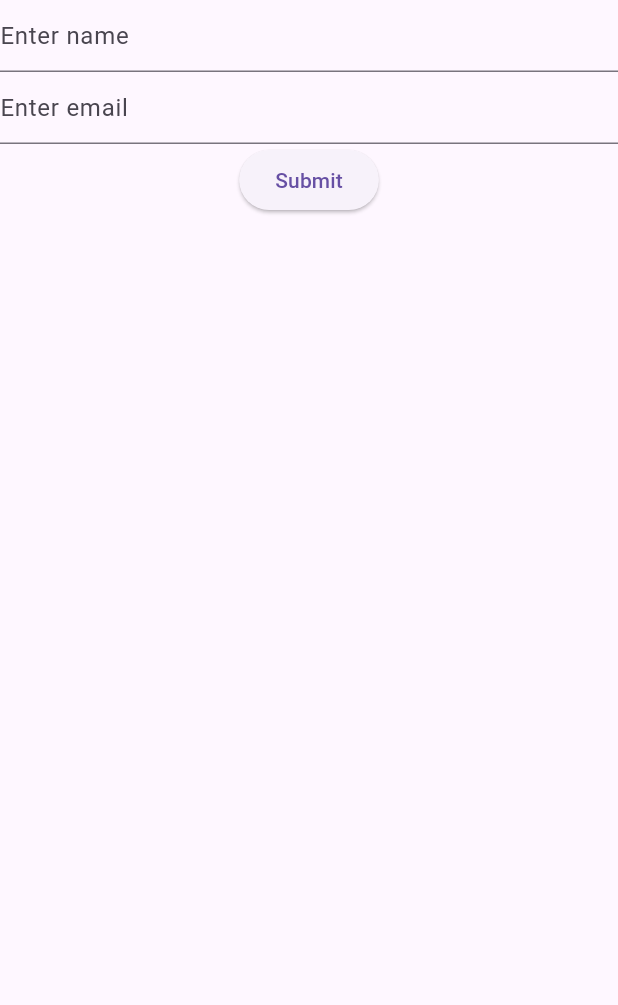
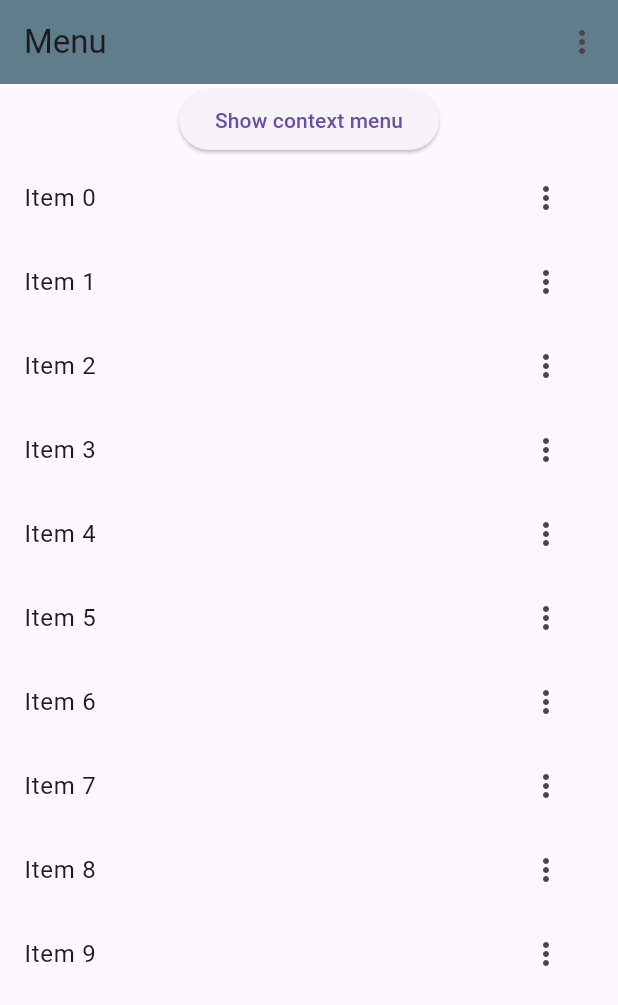
Before and after one commit to sudishk/flutter_basic, a Flutter app: the screen it shows after launch, on a phone screen of 412 x 824 dp. Shown: the top 1005 px of the screen. Run offline on Flutter 3.47's test engine with Material 3 defaults, Android fonts, the phone set to English and light mode, and no system bars; our stand-ins replace fluttertoast.

Commit message:
Menu added  1. Option menu  2. ContextMenu  3. Popup menu

```diff
--- a/lib/home_screen.dart
+++ b/lib/home_screen.dart
@@ -12,45 +12,62 @@ class _HomeScreenState extends State<HomeScreen> {
 
   @override
   Widget build(BuildContext context) {
-    var formKey = GlobalKey<FormState>();
-    var nameController = TextEditingController();
-    var emailController = TextEditingController();
-    return Scaffold(
-      body: Container(
-        child: Form(
-            key: formKey,
-            child: Column(
-              children: [
-                TextFormField(
-                  controller: nameController,
-                  decoration: InputDecoration(hintText: "Enter name"),validator: (value) {
-                  if(value == null ||  value.isEmpty){
-                    return "Enter name";
-                  }
-                  return null;
-                },),
-                TextFormField(
-                  controller: emailController,
-                  decoration: InputDecoration(hintText: "Enter email"),validator: (value) {
-                  if(value == null ||  value.isEmpty){
-                    return "Enter email";
-                  }
-                  return null;
-                },),
+    return SafeArea(
+      child: Scaffold(
+        appBar: AppBar(
+          backgroundColor: Colors.blueGrey,
+          title: Text("Menu"),
+          actions: [
+            PopupMenuButton(
+              itemBuilder: (context) => [
+              PopupMenuItem(child: Text("Cart"), value: "Cart",),
+              PopupMenuItem(child: Text("Orders"), value: "Orders",),
+              PopupMenuItem(child: Text("WishList"), value: "WishList",),
+            ],
+            onSelected: (value) {
+                // Navigator.pop
+                print(value);
 
-                ElevatedButton(onPressed: () {
-                  if(formKey.currentState!.validate()){
-                    Fluttertoast.showToast(msg: "User name is ${nameController.text}");
-                  }
-                }, child: Text("Submit"))
-              ],
-            )),),
+            },
+            )
+          ],
+
+
+        ),
+        body: Column(
+          children: [
+            ElevatedButton(onPressed: () {
+              showMenu(
+                  position: RelativeRect.fromLTRB(100, 150, 0, 0),
+                  context: context, items: [
+                PopupMenuItem(child: Text("Add"), value: "Add",),
+                PopupMenuItem(child: Text("Delete"), value: "Delete",),
+              ]).then((value) {
+                print(value);
+              },);
+            }, child: Text("Show context menu")),
+
+            ListView.builder(
+              shrinkWrap: true,
+              physics: NeverScrollableScrollPhysics(),
+              itemCount: 10,
+              itemBuilder: (context, index) {
+              return ListTile(trailing: PopupMenuButton(
+                itemBuilder: (context) => [
+                  PopupMenuItem(child: Text("Update"), value: "Update",),
+                  PopupMenuItem(child: Text("Delete"), value: "Delete",),
+                ],
+                onSelected: (value) {
+                  // Navigator.pop
+                  print(value);
+
+                },
+              ), title: Text("Item $index"),);
+            },)
+
+          ],
+        ),
+      ),
     );
   }
 }
-
-// GlobalKey | Access widget from outside (like form validation)
-// LocalKey | Base class (rare direct use)
-// ValueKey | Identify widget based on some value (like ID)
-// UniqueKey | Force widget to always be recreated uniquely
-// ObjectKey | Identify widget based on an object
```
